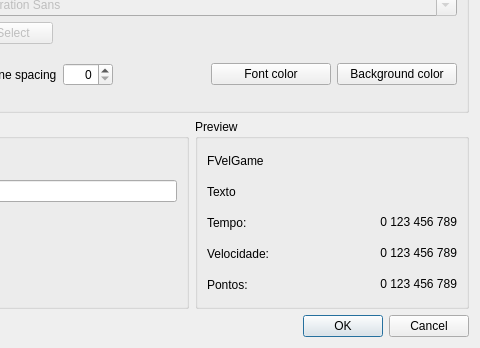
This is mathrunner/ui/form_scoreboard.ui in LAD-MathQuest/MathRunner as Qt 5 draws it before an edit; both pictures show x 157 to 637 and y 87 to 435 of the 637 by 435 pixel window. The edited form follows.
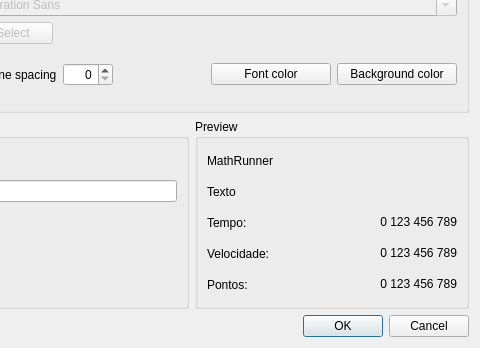
This is the edited form.

What changed in the file:
```diff
--- a/mathrunner/ui/form_scoreboard.ui
+++ b/mathrunner/ui/form_scoreboard.ui
@@ -275,7 +275,7 @@
              </size>
             </property>
             <property name="text">
-             <string>FVelGame</string>
+             <string>MathRunner</string>
             </property>
            </widget>
           </item>
```
